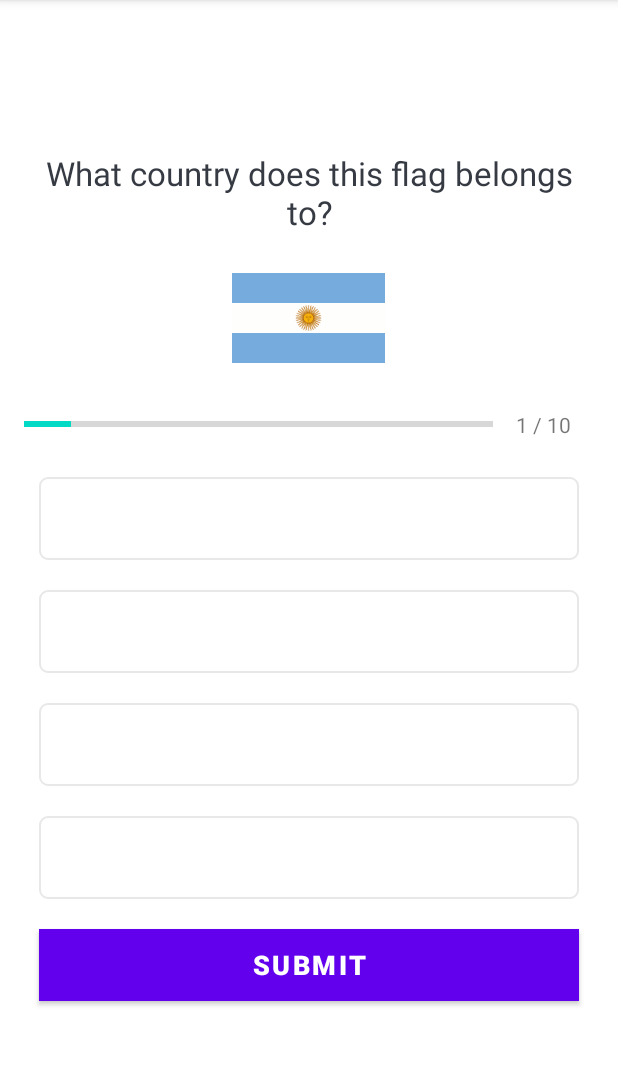
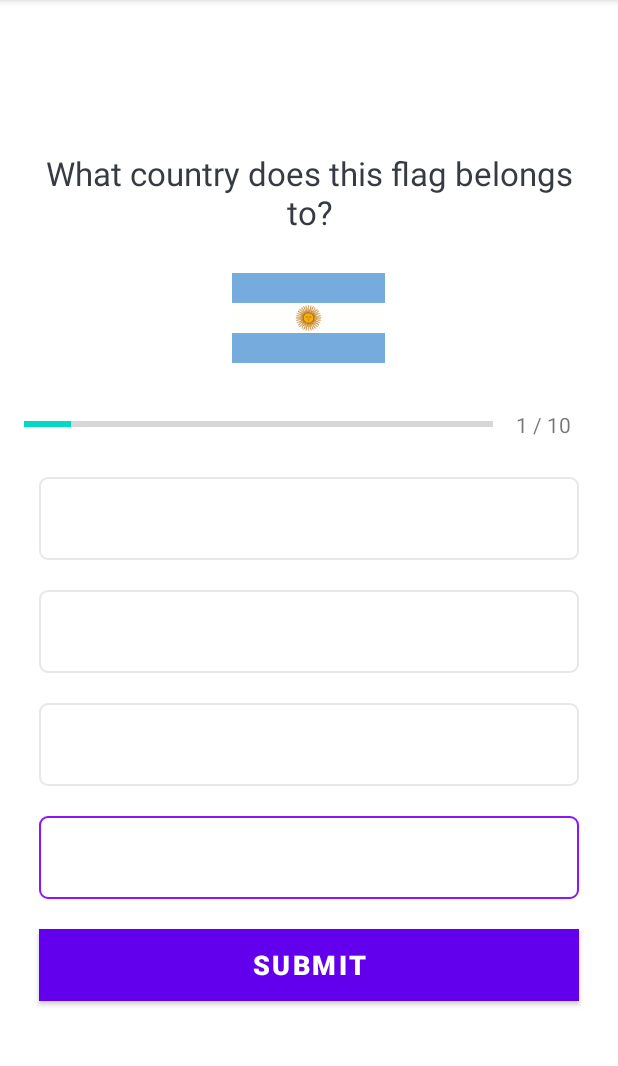
Before and after one commit to abubaker-cs/QuizApp, an Android app: the QuizQuestionsActivity screen opened directly, with no data from a screen before it, after a tap on an icon or button, on a phone screen of 412 x 824 dp, the part 84-1150 px from its top. Run offline under Robolectric (Android 15) with nearby library versions, the phone set to English and light mode, and no system bars; our stand-ins replace data binding; 9 statements that could not run were skipped; 3 other taps on this screen came first.

Commit message:
Video #99 completed

```diff
--- a/app/src/main/java/org/abubaker/quizapp/QuizQuestionsActivity.kt
+++ b/app/src/main/java/org/abubaker/quizapp/QuizQuestionsActivity.kt
@@ -14,6 +14,9 @@ import org.abubaker.quizapp.data.Question
 import org.abubaker.quizapp.databinding.ActivityMainBinding
 import org.abubaker.quizapp.databinding.ActivityQuizQuestionsBinding
 
+/**
+ * Applied OnClickedListener to the class
+ */
 class QuizQuestionsActivity : AppCompatActivity(), View.OnClickListener {
 
     // Binding Object
@@ -41,6 +44,9 @@ class QuizQuestionsActivity : AppCompatActivity(), View.OnClickListener {
 
         setQuestion()
 
+        /**
+         * Method 01 - We set the view and implemented the code directly
+         */
         binding.tvOptionOne.setOnClickListener(this)
         binding.tvOptionTwo.setOnClickListener(this)
         binding.tvOptionThree.setOnClickListener(this)
@@ -71,8 +77,32 @@ class QuizQuestionsActivity : AppCompatActivity(), View.OnClickListener {
 
     }
 
+    /**
+     * It will apply styles for the clicked option (button) based on index-position
+     */
     override fun onClick(v: View?) {
+        when (v?.id) {
 
+            /**
+             * Method 02
+             */
+
+            R.id.tv_option_one -> {
+                selectedOptionView(binding.tvOptionOne, 1)
+            }
+
+            R.id.tv_option_two -> {
+                selectedOptionView(binding.tvOptionTwo, 2)
+            }
+
+            R.id.tv_option_three -> {
+                selectedOptionView(binding.tvOptionThree, 3)
+            }
+
+            R.id.tv_option_four -> {
+                selectedOptionView(binding.tvOptionFour, 4)
+            }
+        }
     }
 
     /*
@@ -98,9 +128,7 @@ class QuizQuestionsActivity : AppCompatActivity(), View.OnClickListener {
             option.background =
                 ContextCompat.getDrawable(this, R.drawable.default_option_border_bg)
 
-
         }
-
 
     }
 
@@ -125,7 +153,6 @@ class QuizQuestionsActivity : AppCompatActivity(), View.OnClickListener {
         tv.background =
             ContextCompat.getDrawable(this, R.drawable.selected_option_border_bg)
 
-
     }
 
 }
```
